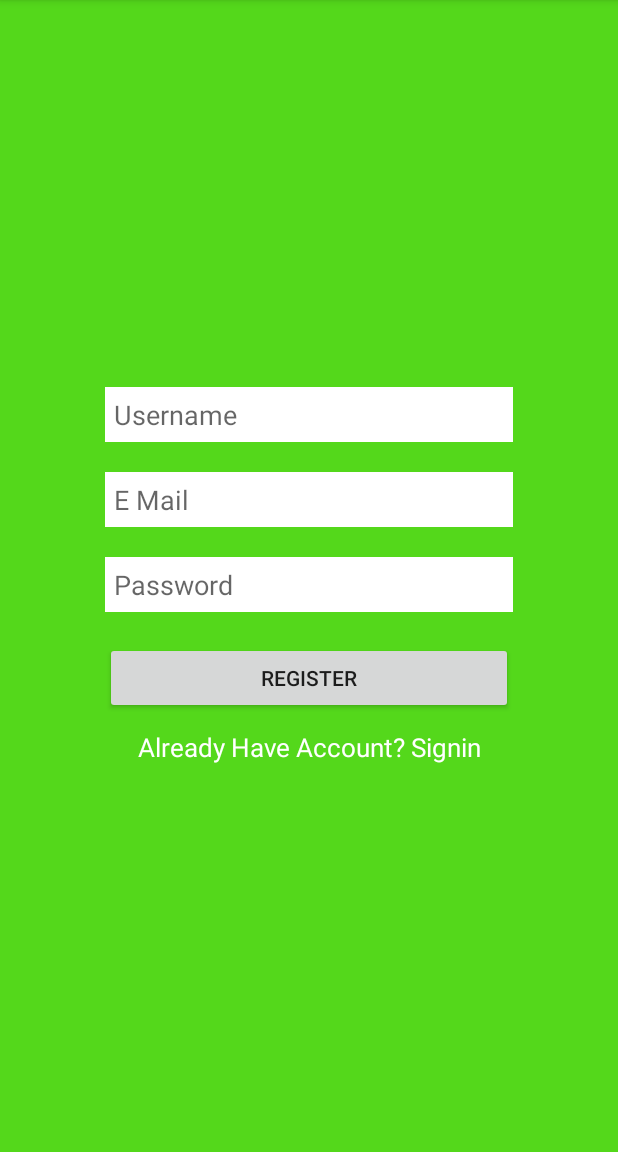
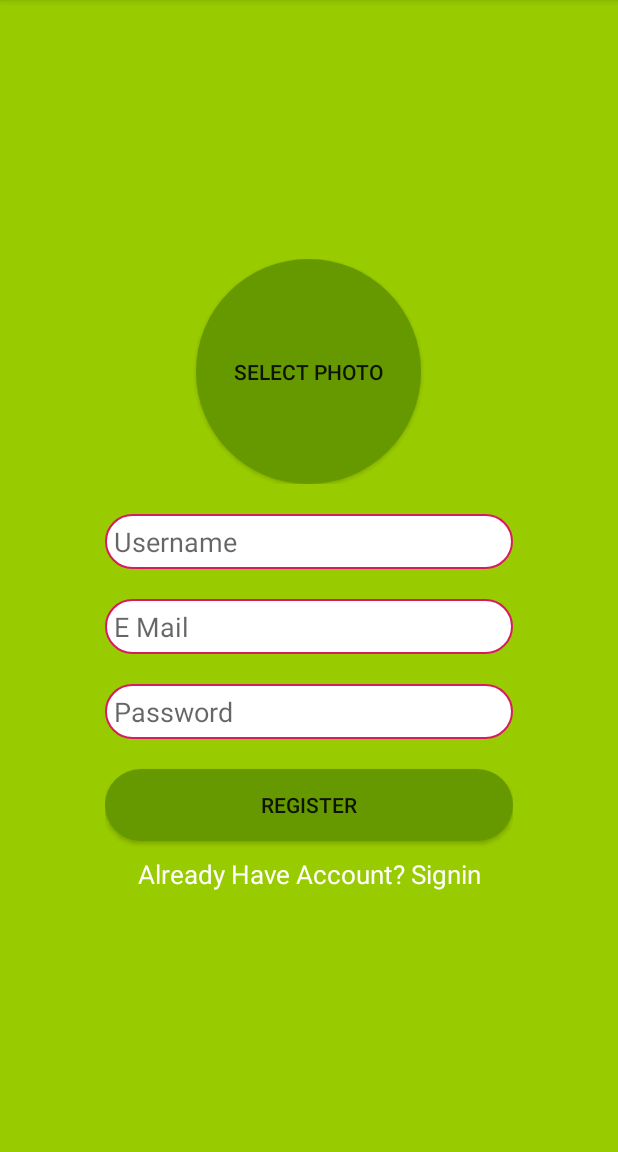
Before and after one commit to ProAndroCoder/Messenger, an Android app: the screen it shows after launch (MainActivity before the commit, RegisterActivity after it), after a tap on "REGISTER", on a phone screen of 412 x 824 dp, the part 84-1236 px from its top. Run offline under Robolectric (Android 15) with nearby library versions, the phone set to English and light mode, and no system bars; our stand-ins replace CircleImageView, Firebase (no records; nobody signed in at launch, a user with empty details on screens opened directly).

Commit message:
Login And Register Codes Implemented. Save datas to firebase database.

```diff
--- a/app/build.gradle
+++ b/app/build.gradle
@@ -36,4 +36,7 @@ dependencies {
     androidTestİmplementation 'androidx.test.espresso:espresso-core:3.2.0'
     implementation 'com.google.firebase:firebase-core:17.0.0'
     implementation 'com.google.firebase:firebase-auth:18.0.0'
+    implementation 'com.google.firebase:firebase-storage:18.0.0'
+    implementation 'com.google.firebase:firebase-database:18.0.0'
+    implementation 'de.hdodenhof:circleimageview:3.0.0'
 }
--- a/app/src/main/java/com/example/messenger/MainActivity.kt
+++ /dev/null
@@ -1,42 +0,0 @@
-package com.example.messenger
-
-import android.content.Intent
-import androidx.appcompat.app.AppCompatActivity
-import android.os.Bundle
-import android.util.Log
-import com.google.firebase.auth.FirebaseAuth
-import kotlinx.android.synthetic.main.activity_main.*
-
-class MainActivity : AppCompatActivity() {
-
-    override fun onCreate(savedInstanceState: Bundle?) {
-        super.onCreate(savedInstanceState)
-        setContentView(R.layout.activity_main)
-
-        btn_register.setOnClickListener {
-            val username = et_Username.text.toString()
-            val email = et_Email.text.toString()
-            val password = et_Password.text.toString()
-
-            Log.d("MainActivity", "Username : $username")
-            Log.d("MainActivity", "Email : $email")
-            Log.d("MainActivity", "Password : $password")
-
-            FirebaseAuth.getInstance().createUserWithEmailAndPassword(email, password)
-                .addOnCompleteListener {
-                    if (!it.isSuccessful) return@addOnCompleteListener
-
-                    Log.d("MainActivity", "User is Created UID : ${it.result?.user?.uid}")
-                }
-
-        }
-
-        txt_signin.setOnClickListener {
-            Log.d("MainActivity", "Go to Login Activity")
-            startActivity(Intent(this, Login::class.java))
-
-        }
-
-
-    }
-}
--- /dev/null
+++ b/app/src/main/java/com/example/messenger/RegisterActivity.kt
@@ -0,0 +1,125 @@
+package com.example.messenger
+
+import android.app.Activity
+import android.content.Intent
+import android.net.Uri
+import androidx.appcompat.app.AppCompatActivity
+import android.os.Bundle
+import android.provider.MediaStore
+import android.util.Log
+import android.widget.Toast
+import com.google.firebase.auth.FirebaseAuth
+import com.google.firebase.database.FirebaseDatabase
+import com.google.firebase.storage.FirebaseStorage
+import kotlinx.android.synthetic.main.activity_register.*
+import java.util.*
+
+class RegisterActivity : AppCompatActivity() {
+
+    override fun onCreate(savedInstanceState: Bundle?) {
+        super.onCreate(savedInstanceState)
+        setContentView(R.layout.activity_register)
+
+        btn_register.setOnClickListener {
+            perform_register()
+        }
+
+        txt_signin.setOnClickListener {
+            Log.d("RegisterActivity", "Go to LoginActivity Activity")
+            startActivity(Intent(this, LoginActivity::class.java))
+        }
+
+        btn_selectPhoto.setOnClickListener {
+            Log.d("RegisterActivity", "Try to show Select Photo")
+
+            //Resim Seçiciyi açma
+            val intent = Intent(Intent.ACTION_PICK)
+            intent.type = "image/*"
+            startActivityForResult(intent, 0)
+        }
+    }
+
+    var selectedPhotoUri: Uri? = null
+
+    override fun onActivityResult(requestCode: Int, resultCode: Int, data: Intent?) {
+        super.onActivityResult(requestCode, resultCode, data)
+
+        //Select Photo kısmı bittiğinde buraya gelir ve eğer requestCode 0 ise data da boş değilse ve Başarılı bir şekilde bir resim seçildiyse bunları yap diyor
+        if (requestCode == 0 && resultCode == Activity.RESULT_OK && data != null) {
+            Log.d("RegisterActivity", "Photo Selected")
+
+            selectedPhotoUri = data.data
+
+            val bitmap = MediaStore.Images.Media.getBitmap(contentResolver, selectedPhotoUri)
+
+            imageview_selectPhoto.setImageBitmap(bitmap)
+
+            btn_selectPhoto.alpha = 0f
+        }
+    }
+
+    private fun perform_register() {
+        val username = et_Username.text.toString()
+        val email = et_Email.text.toString()
+        val password = et_Password.text.toString()
+
+        Log.d("RegisterActivity", "Username : $username")
+        Log.d("RegisterActivity", "Email : $email")
+        Log.d("RegisterActivity", "Password : $password")
+
+        if (email.isEmpty() || password.isEmpty()) {
+            Log.d("RegisterActivity", "Email Or Password is Empty")
+            Toast.makeText(this, "Email Or Password Cant Be Empty", Toast.LENGTH_SHORT).show()
+            return
+        }
+
+        FirebaseAuth.getInstance().createUserWithEmailAndPassword(email, password)
+                .addOnCompleteListener {
+                    if (!it.isSuccessful) return@addOnCompleteListener
+
+                    Log.d("RegisterActivity", "User is Created UID : ${it.result?.user?.uid}")
+
+                    UploadProfileImage()
+                }
+                .addOnFailureListener {
+                    Log.d("RegisterActivity", "Failed to Create User : ${it.message}")
+                }
+    }
+
+    //Firebase e resim upload eden metod
+    private fun UploadProfileImage() {
+        if (selectedPhotoUri == null) {
+            Log.d("RegisterActivity", "Photo URI is Null")
+            return
+        }
+
+        val filename = UUID.randomUUID().toString()
+        val ref = FirebaseStorage.getInstance().getReference().child("UserProfileImage/$filename")
+
+        ref.putFile(selectedPhotoUri!!)
+                .addOnSuccessListener {
+                    Log.d("RegisterActivity", "Image Successfully Uploaded : ${it.metadata?.path}")
+
+                    //Dosyanın konumunu getirir
+                    ref.downloadUrl.addOnSuccessListener {
+                        Log.d("RegisterActivity", "File Location : $it")
+
+                        saveUserToDatabase(it.toString())
+                    }
+                }
+                .addOnFailureListener {
+                    Log.d("RegisterActivity", "There is An Error While Uploading Image : ${it.message}")
+                }
+    }
+
+    private fun saveUserToDatabase(profileImageUrl: String) {
+        val uid = FirebaseAuth.getInstance().uid ?: ""
+        val ref = FirebaseDatabase.getInstance().getReference("/users/$uid")
+
+        val user = User(profileImageUrl, uid, et_Username.text.toString())
+
+        ref.setValue(user).addOnSuccessListener {
+            Log.d("RegisterActivity", "User is Saved To Firebase Database")
+        }
+    }
+}
--- /dev/null
+++ b/app/src/main/java/com/example/messenger/User.kt
@@ -0,0 +1,3 @@
+package com.example.messenger
+
+class User(val profileImageUrl:String,val uid:String,val username:String)
--- /dev/null
+++ b/app/src/main/res/drawable/round_button.xml
@@ -0,0 +1,5 @@
+<?xml version="1.0" encoding="utf-8"?>
+<shape xmlns:android="http://schemas.android.com/apk/res/android">
+    <corners android:radius="25dp" />
+    <solid android:color="@android:color/holo_green_dark" />
+</shape>
--- /dev/null
+++ b/app/src/main/res/drawable/rounded_edittext.xml
@@ -0,0 +1,6 @@
+<?xml version="1.0" encoding="utf-8"?>
+<shape xmlns:android="http://schemas.android.com/apk/res/android">
+<corners android:radius="25dp"/>
+    <solid android:color="@color/colorWhite"/>
+    <stroke android:color="@color/colorAccent" android:width="1dp"/>
+</shape>
--- /dev/null
+++ b/app/src/main/res/drawable/rounded_image.xml
@@ -0,0 +1,5 @@
+<?xml version="1.0" encoding="utf-8"?>
+<shape xmlns:android="http://schemas.android.com/apk/res/android">
+    <solid android:color="@android:color/holo_green_dark" />
+    <corners android:radius="75dp" />
+</shape>
--- a/app/src/main/res/layout/activity_main.xml
+++ b/app/src/main/res/layout/activity_register.xml
@@ -4,17 +4,40 @@
     xmlns:tools="http://schemas.android.com/tools"
     android:layout_width="match_parent"
     android:layout_height="match_parent"
-    android:background="@color/colorHoloGreen"
+    android:background="@android:color/holo_green_light"
     android:gravity="center"
     android:orientation="vertical"
     android:padding="70dp"
-    tools:context=".MainActivity">
+    tools:context=".RegisterActivity">
+
+    <RelativeLayout
+        android:layout_width="match_parent"
+        android:layout_height="wrap_content">
+
+        <de.hdodenhof.circleimageview.CircleImageView
+            android:id="@+id/imageview_selectPhoto"
+            android:layout_width="150dp"
+            android:layout_height="150dp"
+            android:layout_centerHorizontal="true"
+            app:civ_border_width="2dp" />
+
+        <Button
+            android:id="@+id/btn_selectPhoto"
+            android:layout_width="150dp"
+            android:layout_height="150dp"
+            android:layout_centerHorizontal="true"
+            android:background="@drawable/rounded_image"
+            android:text="@string/register_select_photo" />
+
+    </RelativeLayout>
+
 
     <EditText
         android:id="@+id/et_Username"
         android:layout_width="match_parent"
         android:layout_height="wrap_content"
-        android:background="@color/colorWhite"
+        android:layout_marginTop="20dp"
+        android:background="@drawable/rounded_edittext"
         android:hint="@string/register_username"
         android:padding="6dp" />
 
@@ -23,7 +46,7 @@
         android:layout_width="match_parent"
         android:layout_height="wrap_content"
         android:layout_marginTop="20dp"
-        android:background="@color/colorWhite"
+        android:background="@drawable/rounded_edittext"
         android:hint="@string/register_email"
         android:padding="6dp" />
 
@@ -32,7 +55,7 @@
         android:layout_width="match_parent"
         android:layout_height="wrap_content"
         android:layout_marginTop="20dp"
-        android:background="@color/colorWhite"
+        android:background="@drawable/rounded_edittext"
         android:hint="@string/register_password"
         android:padding="6dp" />
 
@@ -41,6 +64,7 @@
         android:layout_width="match_parent"
         android:layout_height="wrap_content"
         android:layout_marginTop="20dp"
+        android:background="@drawable/round_button"
         android:padding="5dp"
         android:text="@string/register_register" />
 
--- a/app/src/main/res/values/strings.xml
+++ b/app/src/main/res/values/strings.xml
@@ -5,4 +5,7 @@
     <string name="register_password">Password</string>
     <string name="register_register">REGISTER</string>
     <string name="register_signin">Already Have Account? Signin</string>
+    <string name="login_login">LOGIN</string>
+    <string name="login_signup">Create An Account</string>
+    <string name="register_select_photo">SELECT PHOTO</string>
 </resources>
```
Also changed, not shown: app/src/main/AndroidManifest.xml (+9 -7 lines), app/src/main/java/com/example/messenger/Login.kt (deleted, +0 -12 lines), app/src/main/java/com/example/messenger/LoginActivity.kt (added, +42 -0 lines), app/src/main/res/layout/activity_login.xml (+46 -7 lines).
